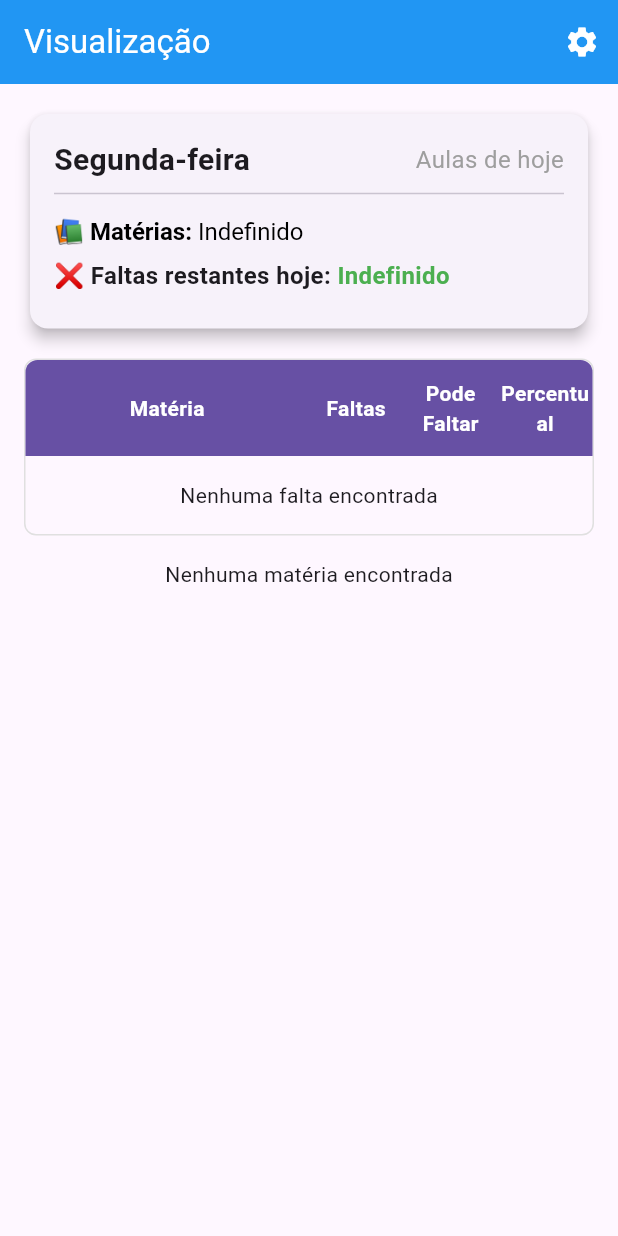
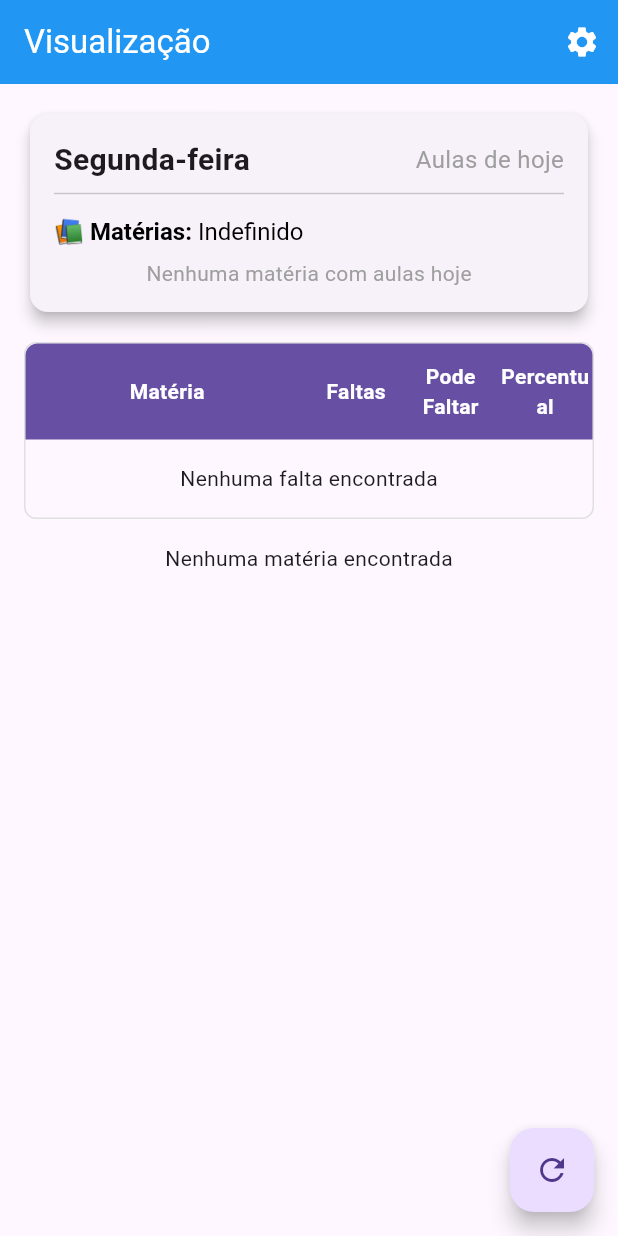
Before and after one commit to Fryhhmil/faltas_scraper_flutter, a Flutter app: the HomeScreen screen opened by its route, on a phone screen of 412 x 824 dp. Run offline on Flutter 3.47's test engine with Material 3 defaults, Android fonts, the phone set to English and light mode, and no system bars; our stand-ins replace flutter_local_notifications, go_router, shared_preferences, timezone; missing offline and left inert: android_alarm_manager_plus; accounts and stored records are empty.

Commit message:
feat: Implementação de atualização manual e exibição de faltas restantes
- Adicionado botão de atualização manual na tela principal
- Implementada exibição de faltas restantes por matéria
- Corrigida lógica de exibição das faltas
- Melhorada interface de usuário com cabeçalhos e formatação

```diff
--- a/lib/providers/data_provider.dart
+++ b/lib/providers/data_provider.dart
@@ -146,10 +146,43 @@ class DataProvider with ChangeNotifier {
     return _horario!.getMateriasDoDia(hoje);
   }
 
-  dynamic getFaltasRestantesHoje() {
-    if (_horario == null) return 'Indefinido';
+  List<Map<String, dynamic>> getFaltasRestantesHoje() {
+    if (_horario == null || _faltas.isEmpty) return [];
 
     final hoje = DateTime.now().weekday;
-    return _horario!.getFaltasRestantes(hoje);
+    final materiasHoje = _horario!.getMateriasDoDia(hoje);
+
+    if (materiasHoje == 'Nenhuma matéria hoje') return [];
+
+    // Lista para armazenar as faltas restantes de cada matéria
+    final List<Map<String, dynamic>> faltasRestantes = [];
+
+    // Divide a string em uma lista de matérias
+    final materiasLista = materiasHoje.split(', ');
+
+    // Para cada matéria do dia, encontrar suas faltas
+    for (String materia in materiasLista) {
+      final falta = _faltas.firstWhere(
+        (f) => f.nomeMateria == materia,
+        orElse: () => FaltaModel(
+          nomeMateria: materia,
+          faltas: 0,
+          podeFaltar: 0,
+          percentual: 0.0,
+        ),
+      );
+
+      // Calcular faltas restantes
+      final faltasRestantesNum = falta.podeFaltar - falta.faltas;
+
+      faltasRestantes.add({
+        'materia': materia,
+        'faltasRestantes': faltasRestantesNum,
+        'percentual': falta.percentual,
+        'podeFaltar': falta.podeFaltar,
+      });
+    }
+
+    return faltasRestantes;
   }
 }
--- a/lib/screens/home_screen.dart
+++ b/lib/screens/home_screen.dart
@@ -62,6 +62,18 @@ class _HomeScreenState extends State<HomeScreen> {
                 ),
               ),
             ),
+  floatingActionButton: FloatingActionButton(
+    onPressed: () {
+      dataProvider.refreshData();
+      ScaffoldMessenger.of(context).showSnackBar(
+        const SnackBar(
+          content: Text('Atualizando dados...'),
+          duration: Duration(seconds: 2),
+        ),
+      );
+    },
+    child: const Icon(Icons.refresh),
+  ),
     );
   }
 
@@ -107,11 +119,11 @@ class _HomeScreenState extends State<HomeScreen> {
                 children: [
                   const TextSpan(
                     text: '📚 ',
-                    style: TextStyle(fontSize: 16),
+                    style: const TextStyle(fontSize: 16),
                   ),
                   const TextSpan(
                     text: 'Matérias: ',
-                    style: TextStyle(
+                    style: const TextStyle(
                       fontSize: 16,
                       fontWeight: FontWeight.bold,
                     ),
@@ -124,51 +136,61 @@ class _HomeScreenState extends State<HomeScreen> {
               ),
             ),
             const SizedBox(height: 8),
-            Row(
+            if (faltasRestantes.isEmpty) ...[
+              const Center(
+                child: Text(
+                  'Nenhuma matéria com aulas hoje',
+                  style: TextStyle(color: Colors.grey),
+                ),
+              ),
+            ] else ...[
+              Column(
                 children: [
-                const Text(
-                  '❌ Faltas restantes hoje: ',
+                  Padding(
+                    padding: const EdgeInsets.only(bottom: 8.0),
+                    child: Row(
+                      children: [
+                        Expanded(
+                          child: const Text(
+                            'Matéria',
                             style: TextStyle(
-                    fontSize: 16,
                               fontWeight: FontWeight.bold,
                             ),
                           ),
-                if (!(faltasRestantes is Map))
-                  Text(
-                    faltasRestantes.toString(),
-                    style: const TextStyle(
-                      fontSize: 16,
-                      color: Colors.green,
+                        ),
+                        const Text(
+                          'Faltas Restantes',
+                          style: TextStyle(
                             fontWeight: FontWeight.bold,
                           ),
                         ),
                       ],
                     ),
-            const SizedBox(height: 8),
-            if (faltasRestantes is Map)
-              for (var entry in faltasRestantes.entries)
-                Padding(
-                  padding: const EdgeInsets.symmetric(vertical: 4),
+                  ),
+                  ...faltasRestantes.map((falta) => Padding(
+                    padding: const EdgeInsets.only(bottom: 8.0),
                     child: Row(
-                    mainAxisAlignment: MainAxisAlignment.spaceBetween,
                       children: [
-                      Text(
-                        '${entry.key}:',
+                        Expanded(
+                          child: Text(
+                            '${falta['materia']}',
                             style: const TextStyle(
-                          fontSize: 14,
+                              fontWeight: FontWeight.bold,
+                            ),
                           ),
                         ),
                         Text(
-                        entry.value.toString(),
-                        style: const TextStyle(
-                          fontSize: 14,
-                          fontWeight: FontWeight.bold,
-                          color: Colors.green,
+                          'Restam ${falta['faltasRestantes']} de ${falta['podeFaltar']}',
+                          style: TextStyle(
+                            color: dataProvider.getStatusColor(falta['percentual']),
                           ),
                         ),
                       ],
                     ),
-                )
+                  )).toList(),
+                ],
+              ),
+            ]
           ],
         ),
       ),
```
Lines whose indentation alone changed are shown as unchanged.
